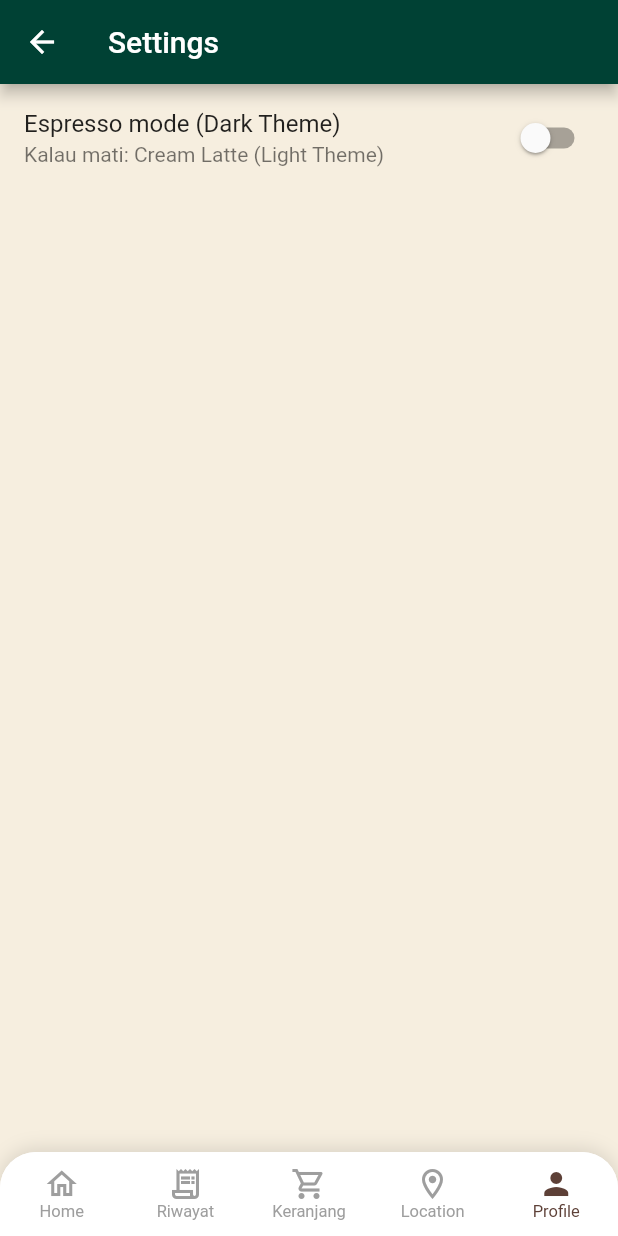
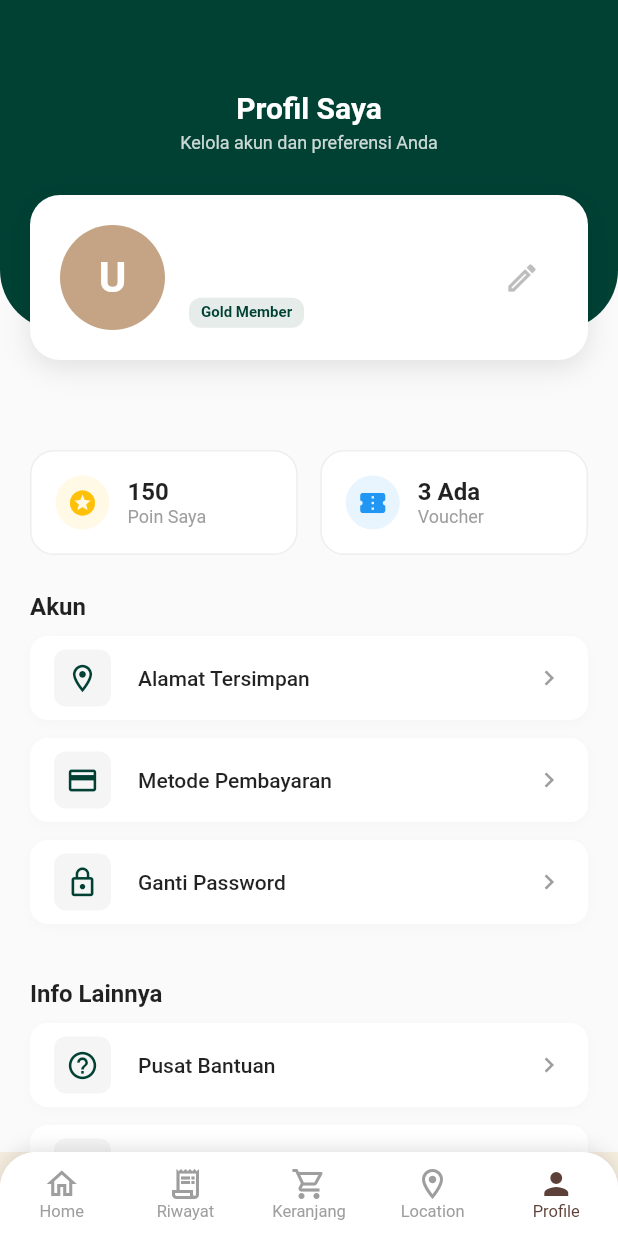
Before and after one commit to bagusromadhon/CoffeShop_APP, a Flutter app: the DashboardPage screen opened by its route, item 5 of the bottom bar chosen, on a phone screen of 412 x 824 dp. Run offline on Flutter 3.47's test engine with Material 3 defaults, Android fonts, the phone set to English and light mode, and no system bars; our stand-ins replace firebase_core, firebase_messaging, flutter_dotenv, flutter_local_notifications, flutter_map, geolocator and 6 more; accounts and stored records are empty.

Commit message:
[update] redesign file profile pages (users)

```diff
--- a/lib/features/dashboard/binding/dashboard_binding.dart
+++ b/lib/features/dashboard/binding/dashboard_binding.dart
@@ -1,5 +1,6 @@
 import 'package:coffe_shop_app/core/controllers/theme_controller.dart';
 import 'package:coffe_shop_app/features/location/controllers/location_controller.dart';
+import 'package:coffe_shop_app/features/profile/controllers/profile_controller.dart';
 import 'package:get/get.dart';
 import '../controllers/dashboard_controller.dart';
 import '../../home/controllers/home_controller.dart';
@@ -13,5 +14,6 @@ class DashboardBinding extends Bindings {
     Get.lazyPut<CartController>(() => CartController());
     Get.lazyPut<LocationController>(() => LocationController());
     Get.lazyPut<ThemeController>(() => ThemeController());
+    Get.lazyPut<ProfileController>(() => ProfileController());
   }
 }
--- a/lib/features/dashboard/presentation/dashboard_page.dart
+++ b/lib/features/dashboard/presentation/dashboard_page.dart
@@ -1,4 +1,5 @@
 import 'package:coffe_shop_app/features/history/presentation/history_page.dart';
+import 'package:coffe_shop_app/features/profile/presentation/profile_page.dart';
 import 'package:flutter/material.dart';
 import 'package:get/get.dart';
 
@@ -31,7 +32,7 @@ class DashboardPage extends StatelessWidget {
           HistoryPage(),
           CartPage(),
           LocationPage(),
-          SettingsPage(),
+          ProfilePage(),
         ],
       )),
 
--- a/lib/features/profile/controllers/profile_controller.dart
+++ b/lib/features/profile/controllers/profile_controller.dart
@@ -0,0 +1,48 @@
+import 'package:get/get.dart';
+import 'package:supabase_flutter/supabase_flutter.dart';
+import '../../../core/routes/app_routes.dart';
+
+class ProfileController extends GetxController {
+  // Data User
+  var email = ''.obs;
+  var name = ''.obs;
+  var initial = ''.obs;
+
+  // Data Dummy untuk visual (Bisa dikembangkan nanti)
+  var points = 150.obs;
+  var voucherCount = 3.obs;
+
+  @override
+  void onInit() {
+    super.onInit();
+    loadUserProfile();
+  }
+
+  void loadUserProfile() {
+    final user = Supabase.instance.client.auth.currentUser;
+    if (user != null) {
+      email.value = user.email ?? '-';
+
+      // Coba ambil nama dari metadata (jika ada), kalau tidak pakai "User"
+      String fullName = user.userMetadata?['name'] ?? 'Coffee Lover';
+      name.value = fullName;
+
+      // Ambil inisial huruf depan untuk avatar
+      if (fullName.isNotEmpty) {
+        initial.value = fullName[0].toUpperCase();
+      } else {
+        initial.value = 'U';
+      }
+    }
+  }
+
+  Future<void> logout() async {
+    try {
+      await Supabase.instance.client.auth.signOut();
+      // Reset semua route dan kembali ke Login
+      Get.offAllNamed(Routes.login);
+    } catch (e) {
+      Get.snackbar("Error", "Gagal logout: $e");
+    }
+  }
+}
--- /dev/null
+++ b/lib/features/profile/presentation/profile_page.dart
@@ -0,0 +1,316 @@
+import 'package:flutter/material.dart';
+import 'package:get/get.dart';
+import '../controllers/profile_controller.dart';
+
+class ProfilePage extends StatelessWidget {
+  const ProfilePage({super.key});
+
+  @override
+  Widget build(BuildContext context) {
+    final controller = Get.put(ProfileController());
+
+    // Warna Tema
+    final Color primaryColor = const Color(0xFF004134);
+    final Color accentColor = const Color(0xFFC4A484); // Warna Coklat Kopi
+
+    return Scaffold(
+      backgroundColor: Colors.grey[50],
+      body: SingleChildScrollView(
+        child: Column(
+          children: [
+            // --- BAGIAN HEADER & KARTU MEMBER ---
+            Stack(
+              clipBehavior: Clip.none,
+              alignment: Alignment.center,
+              children: [
+                // 1. Background Hijau Melengkung
+                Container(
+                  height: 220,
+                  width: double.infinity,
+                  decoration: BoxDecoration(
+                    color: primaryColor,
+                    borderRadius: const BorderRadius.only(
+                      bottomLeft: Radius.circular(40),
+                      bottomRight: Radius.circular(40),
+                    ),
+                  ),
+                  padding: const EdgeInsets.only(top: 60, left: 20, right: 20),
+                  child: Column(
+                    children: [
+                      const Text(
+                        "Profil Saya",
+                        style: TextStyle(
+                          color: Colors.white,
+                          fontSize: 20,
+                          fontWeight: FontWeight.bold,
+                        ),
+                      ),
+                      const SizedBox(height: 5),
+                      Text(
+                        "Kelola akun dan preferensi Anda",
+                        style: TextStyle(
+                          color: Colors.white.withOpacity(0.8),
+                          fontSize: 12,
+                        ),
+                      ),
+                    ],
+                  ),
+                ),
+
+                // 2. Kartu Profil Mengambang
+                Positioned(
+                  top: 130, // Posisi agar menumpuk separuh
+                  left: 20,
+                  right: 20,
+                  child: Container(
+                    padding: const EdgeInsets.all(20),
+                    decoration: BoxDecoration(
+                      color: Colors.white,
+                      borderRadius: BorderRadius.circular(20),
+                      boxShadow: [
+                        BoxShadow(
+                          color: Colors.black.withOpacity(0.1),
+                          blurRadius: 15,
+                          offset: const Offset(0, 5),
+                        ),
+                      ],
+                    ),
+                    child: Row(
+                      children: [
+                        // Avatar
+                        Obx(() => CircleAvatar(
+                          radius: 35,
+                          backgroundColor: accentColor,
+                          child: Text(
+                            controller.initial.value,
+                            style: const TextStyle(
+                              fontSize: 28,
+                              fontWeight: FontWeight.bold,
+                              color: Colors.white,
+                            ),
+                          ),
+                        )),
+                        const SizedBox(width: 16),
+                        // Info Teks
+                        Expanded(
+                          child: Column(
+                            crossAxisAlignment: CrossAxisAlignment.start,
+                            children: [
+                              Obx(() => Text(
+                                controller.name.value,
+                                style: const TextStyle(
+                                  fontSize: 18,
+                                  fontWeight: FontWeight.bold,
+                                  color: Colors.black87,
+                                ),
+                                maxLines: 1,
+                                overflow: TextOverflow.ellipsis,
+                              )),
+                              const SizedBox(height: 4),
+                              Obx(() => Text(
+                                controller.email.value,
+                                style: TextStyle(
+                                  fontSize: 12,
+                                  color: Colors.grey[600],
+                                ),
+                                maxLines: 1,
+                                overflow: TextOverflow.ellipsis,
+                              )),
+                              const SizedBox(height: 8),
+                              // Badge Member
+                              Container(
+                                padding: const EdgeInsets.symmetric(horizontal: 8, vertical: 4),
+                                decoration: BoxDecoration(
+                                  color: primaryColor.withOpacity(0.1),
+                                  borderRadius: BorderRadius.circular(8),
+                                ),
+                                child: Text(
+                                  "Gold Member",
+                                  style: TextStyle(
+                                    color: primaryColor,
+                                    fontSize: 10,
+                                    fontWeight: FontWeight.bold,
+                                  ),
+                                ),
+                              ),
+                            ],
+                          ),
+                        ),
+                        // Icon Edit
+                        IconButton(
+                          onPressed: () {
+                            // TODO: Ke halaman Edit Profile
+                            Get.snackbar("Info", "Fitur Edit Profil akan segera hadir");
+                          },
+                          icon: Icon(Icons.edit_outlined, color: Colors.grey[400]),
+                        ),
+                      ],
+                    ),
+                  ),
+                ),
+              ],
+            ),
+
+            // Spacer karena ada Stack yang menumpuk
+            const SizedBox(height: 80),
+
+            // --- BAGIAN STATISTIK (Agar tidak kosong) ---
+            Padding(
+              padding: const EdgeInsets.symmetric(horizontal: 20),
+              child: Row(
+                children: [
+                  _buildStatCard("Poin Saya", "${controller.points.value}", Icons.stars, Colors.amber),
+                  const SizedBox(width: 15),
+                  _buildStatCard("Voucher", "${controller.voucherCount.value} Ada", Icons.confirmation_number, Colors.blue),
+                ],
+              ),
+            ),
+
+            const SizedBox(height: 25),
+
+            // --- BAGIAN MENU PENGATURAN ---
+            Padding(
+              padding: const EdgeInsets.symmetric(horizontal: 20),
+              child: Column(
+                crossAxisAlignment: CrossAxisAlignment.start,
+                children: [
+                  const Text(
+                    "Akun",
+                    style: TextStyle(fontSize: 16, fontWeight: FontWeight.bold, color: Colors.black87),
+                  ),
+                  const SizedBox(height: 10),
+                  _buildMenuTile(Icons.location_on_outlined, "Alamat Tersimpan", () {}),
+                  _buildMenuTile(Icons.payment_outlined, "Metode Pembayaran", () {}),
+                  _buildMenuTile(Icons.lock_outline, "Ganti Password", () {}),
+
+                  const SizedBox(height: 25),
+
+                  const Text(
+                    "Info Lainnya",
+                    style: TextStyle(fontSize: 16, fontWeight: FontWeight.bold, color: Colors.black87),
+                  ),
+                  const SizedBox(height: 10),
+                  _buildMenuTile(Icons.help_outline, "Pusat Bantuan", () {}),
+                  _buildMenuTile(Icons.privacy_tip_outlined, "Kebijakan Privasi", () {}),
+                  _buildMenuTile(Icons.star_rate_outlined, "Beri Rating Aplikasi", () {}),
+
+                  const SizedBox(height: 30),
+
+                  // --- TOMBOL LOGOUT ---
+                  SizedBox(
+                    width: double.infinity,
+                    child: ElevatedButton(
+                      onPressed: () {
+                        // Dialog Konfirmasi Logout
+                        Get.defaultDialog(
+                          title: "Logout",
+                          middleText: "Apakah Anda yakin ingin keluar?",
+                          textConfirm: "Ya, Keluar",
+                          textCancel: "Batal",
+                          confirmTextColor: Colors.white,
+                          buttonColor: Colors.red,
+                          onConfirm: () {
+                            Get.back(); // Tutup dialog
+                            controller.logout();
+                          },
+                        );
+                      },
+                      style: ElevatedButton.styleFrom(
+                        backgroundColor: Colors.white,
+                        foregroundColor: Colors.red,
+                        padding: const EdgeInsets.symmetric(vertical: 16),
+                        side: const BorderSide(color: Colors.red),
+                        shape: RoundedRectangleBorder(
+                          borderRadius: BorderRadius.circular(12),
+                        ),
+                        elevation: 0,
+                      ),
+                      child: const Text(
+                        "Keluar Aplikasi",
+                        style: TextStyle(fontWeight: FontWeight.bold, fontSize: 16),
+                      ),
+                    ),
+                  ),
+
+                  const SizedBox(height: 20),
+                  Center(
+                    child: Text(
+                      "Versi Aplikasi 1.0.0",
+                      style: TextStyle(color: Colors.grey[400], fontSize: 12),
+                    ),
+                  ),
+                  const SizedBox(height: 40),
+                ],
+              ),
+            ),
+          ],
+        ),
+      ),
+    );
+  }
+
+  // --- WIDGET HELPER STATISTIK ---
+  Widget _buildStatCard(String label, String value, IconData icon, Color color) {
+    return Expanded(
+      child: Container(
+        padding: const EdgeInsets.all(16),
+        decoration: BoxDecoration(
+          color: Colors.white,
+          borderRadius: BorderRadius.circular(16),
+          border: Border.all(color: Colors.grey[200]!),
+        ),
+        child: Row(
+          children: [
+            Container(
+              padding: const EdgeInsets.all(8),
+              decoration: BoxDecoration(
+                color: color.withOpacity(0.1),
+                shape: BoxShape.circle,
+              ),
+              child: Icon(icon, color: color, size: 20),
+            ),
+            const SizedBox(width: 12),
+            Column(
+              crossAxisAlignment: CrossAxisAlignment.start,
+              children: [
+                Text(value, style: const TextStyle(fontWeight: FontWeight.bold, fontSize: 16)),
+                Text(label, style: const TextStyle(color: Colors.grey, fontSize: 12)),
+              ],
+            ),
+          ],
+        ),
+      ),
+    );
+  }
+
+  // --- WIDGET HELPER MENU TILE ---
+  Widget _buildMenuTile(IconData icon, String title, VoidCallback onTap) {
+    return Container(
+      margin: const EdgeInsets.only(bottom: 12),
+      decoration: BoxDecoration(
+        color: Colors.white,
+        borderRadius: BorderRadius.circular(12),
+        // box shadow tipis
+        boxShadow: [
+          BoxShadow(color: Colors.grey.withOpacity(0.05), blurRadius: 5, offset: const Offset(0,2))
+        ]
+      ),
+      child: ListTile(
+        onTap: onTap,
+        leading: Container(
+          padding: const EdgeInsets.all(8),
+          decoration: BoxDecoration(
+            color: Colors.grey[100],
+            borderRadius: BorderRadius.circular(8),
+          ),
+          child: Icon(icon, color: const Color(0xFF004134), size: 22),
+        ),
+        title: Text(
+          title,
+          style: const TextStyle(fontWeight: FontWeight.w500, fontSize: 14),
+        ),
+        trailing: const Icon(Icons.chevron_right, color: Colors.grey, size: 20),
+      ),
+    );
+  }
+}
```
